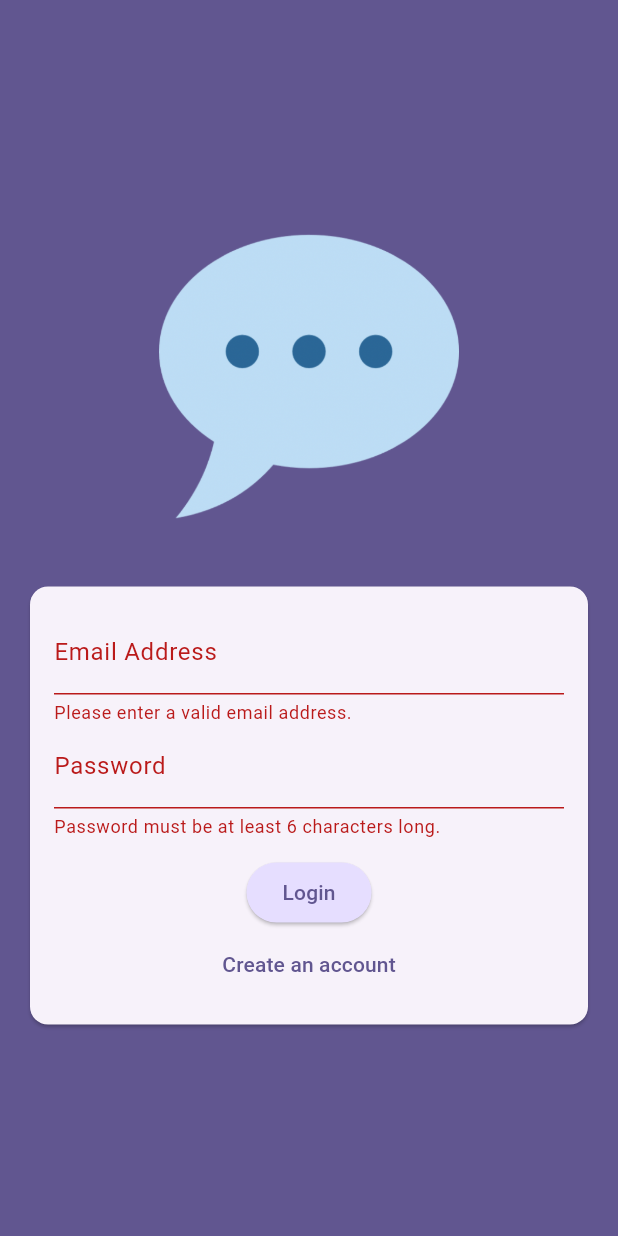
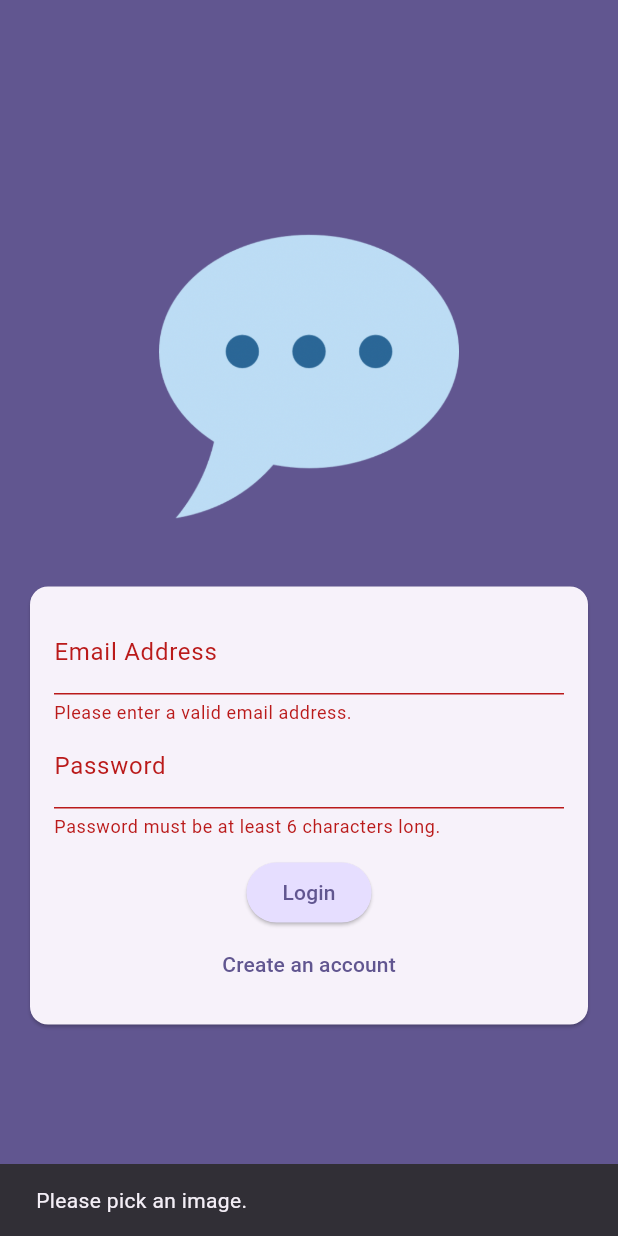
Before and after one commit to tatsurou9003/flutter_projects_overture, a Flutter app: the screen it shows after launch, after a tap on "Login", on a phone screen of 412 x 824 dp. Run offline on Flutter 3.47's test engine with Material 3 defaults, Android fonts, the phone set to English and light mode, and no system bars; our stand-ins replace firebase_auth, firebase_core, firebase_storage, flutter_dotenv, flutter_riverpod, google_fonts and 7 more; accounts and stored records are empty; generated files the repository leaves out were written again.

Commit message:
put image to storage

```diff
--- a/chat_app/lib/screens/auth.dart
+++ b/chat_app/lib/screens/auth.dart
@@ -1,6 +1,8 @@
 import 'package:chat_app/widgets/user_image_picker.dart';
 import 'package:flutter/material.dart';
 import 'package:firebase_auth/firebase_auth.dart';
+import 'package:firebase_storage/firebase_storage.dart';
+import 'dart:io';
 
 final _firebase = FirebaseAuth.instance;
 
@@ -19,23 +21,41 @@
   var _isLogin = true;
   var _enteredEmail = '';
   var _enteredPassword = '';
+  File? _selectedImage;
+  var _isAuthenticating = false;
 
   void _submit() async {
     final isValid = _form.currentState!.validate();
 
-    if (!isValid) {
+    if (!isValid || _selectedImage == null && !_isLogin) {
+      ScaffoldMessenger.of(context).clearSnackBars();
+      ScaffoldMessenger.of(context).showSnackBar(
+        const SnackBar(
+          content: Text('Please pick an image.'),
+        ),
+      );
       return;
     }
 
     _form.currentState!.save();
 
     try {
+      setState(() {
+        _isAuthenticating = true;
+      });
       if (_isLogin) {
         final userCredentials = await _firebase.signInWithEmailAndPassword(
             email: _enteredEmail, password: _enteredPassword);
       } else {
         final userCredentials = await _firebase.createUserWithEmailAndPassword(
             email: _enteredEmail, password: _enteredPassword);
+        final ref = FirebaseStorage.instance
+            .ref()
+            .child('user_images')
+            .child('${userCredentials.user!.uid}.jpg');
+
+        await ref.putFile(_selectedImage!);
+        final imageUrl = await ref.getDownloadURL();
       }
     } on FirebaseAuthException catch (error) {
       if (error.code == 'email-already-in-use') {
@@ -47,6 +67,9 @@
           content: Text(error.message ?? 'Authentication failed.'),
         ),
       );
+      setState(() {
+        _isAuthenticating = false;
+      });
     }
   }
 
@@ -79,7 +102,12 @@
                       child: Column(
                         mainAxisSize: MainAxisSize.min,
                         children: [
-                          if (!_isLogin) UserImagePicker(),
+                          if (!_isLogin)
+                            UserImagePicker(
+                              onPickImage: (pickedImage) {
+                                _selectedImage = pickedImage;
+                              },
+                            ),
                           TextFormField(
                             decoration: const InputDecoration(
                                 labelText: 'Email Address'),
@@ -114,6 +142,9 @@
                             },
                           ),
                           const SizedBox(height: 12),
+                          if (_isAuthenticating)
+                            const CircularProgressIndicator()
+                          else
                             ElevatedButton(
                               onPressed: _submit,
                               style: ElevatedButton.styleFrom(
@@ -123,6 +154,7 @@
                               ),
                               child: Text(_isLogin ? 'Login' : 'Signup'),
                             ),
+                          if (!_isAuthenticating)
                             TextButton(
                               onPressed: () {
                                 setState(() {
--- a/chat_app/lib/widgets/user_image_picker.dart
+++ b/chat_app/lib/widgets/user_image_picker.dart
@@ -3,7 +3,9 @@
 import 'package:image_picker/image_picker.dart';
 
 class UserImagePicker extends StatefulWidget {
-  const UserImagePicker({super.key});
+  const UserImagePicker({super.key, required this.onPickImage});
+
+  final void Function(File pickedImage) onPickImage;
 
   @override
   State<UserImagePicker> createState() => _UserImagePickerState();
@@ -26,6 +28,8 @@
     setState(() {
       _pickedImageFile = File(imagePicker.path);
     });
+
+    widget.onPickImage(_pickedImageFile!);
   }
 
   @override
```
Lines whose indentation alone changed are shown as unchanged.
